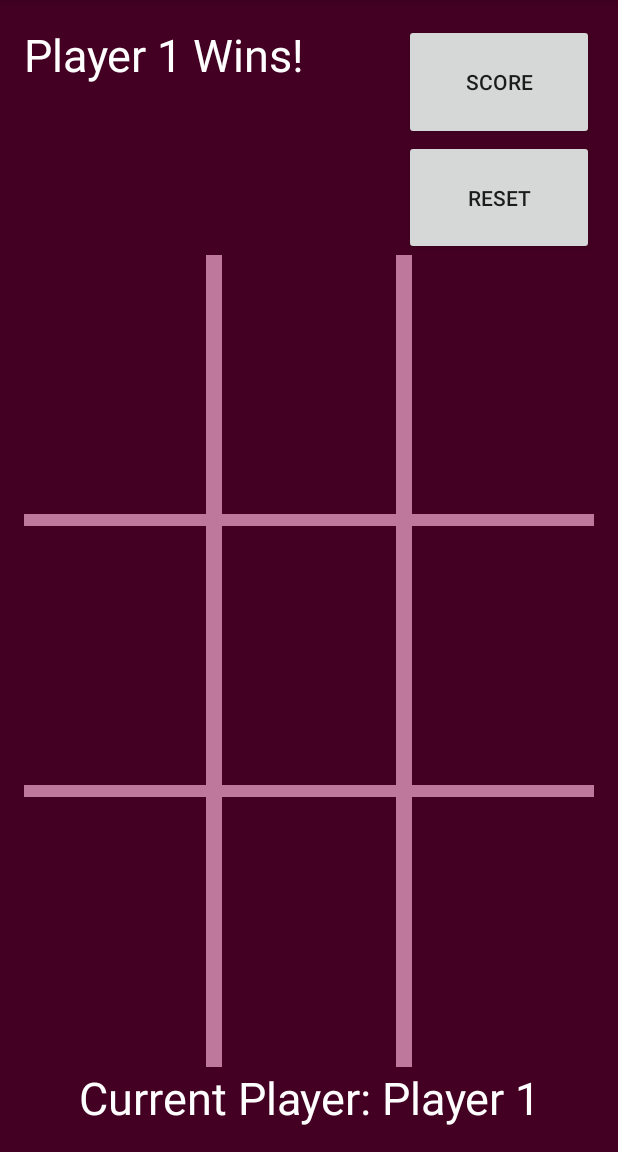
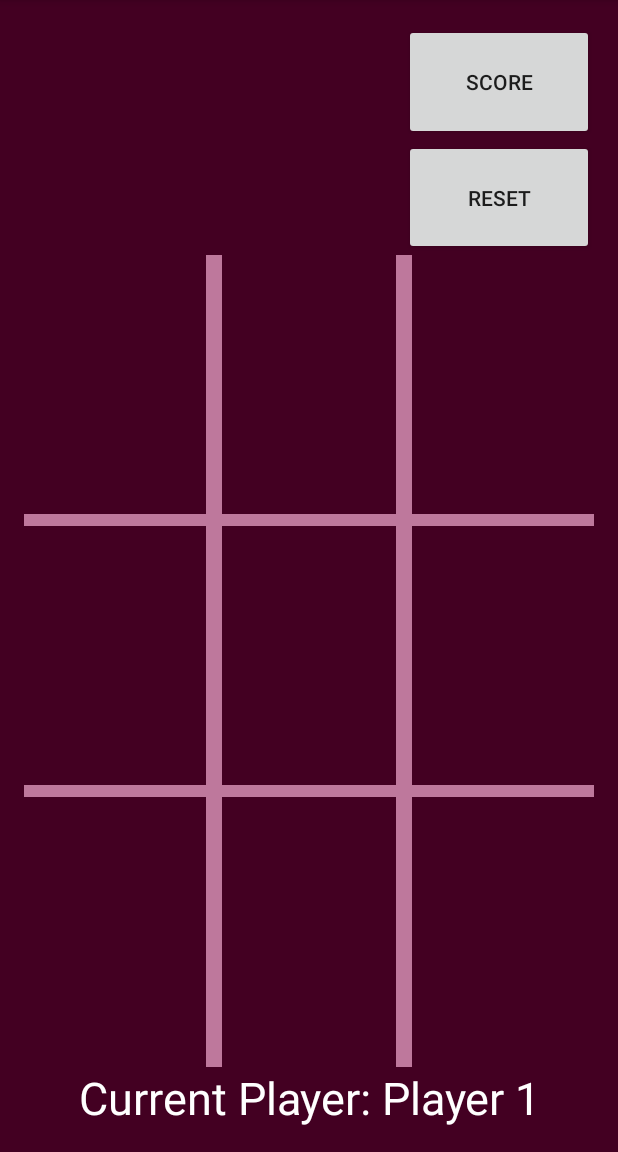
Before and after one commit to cryptonym0/tic-tac-toe, an Android app: the PlayGame screen opened directly, with no data from a screen before it, on a phone screen of 412 x 824 dp, the part 84-1236 px from its top. Run offline under Robolectric (Android 15) with nearby library versions, the phone set to English and light mode, and no system bars.

Commit message:
Winning is now possible. Reset has a small bug on arr[0][0]

```diff
--- a/app/src/main/res/layout/activity_play_game.xml
+++ b/app/src/main/res/layout/activity_play_game.xml
@@ -32,8 +32,8 @@
             <TextView
                 android:layout_width="match_parent"
                 android:layout_height="wrap_content"
-                android:text="Player 1 Wins!"
-                android:id="@+id/playerOne"
+                android:text=""
+                android:id="@+id/winView"
                 android:textSize="30sp"
                 android:textColor="@android:color/white" />
 
```
Also changed, not shown: app/src/main/java/com/example/t00055219/tictacded/PlayGame.java (+36 -14 lines).
